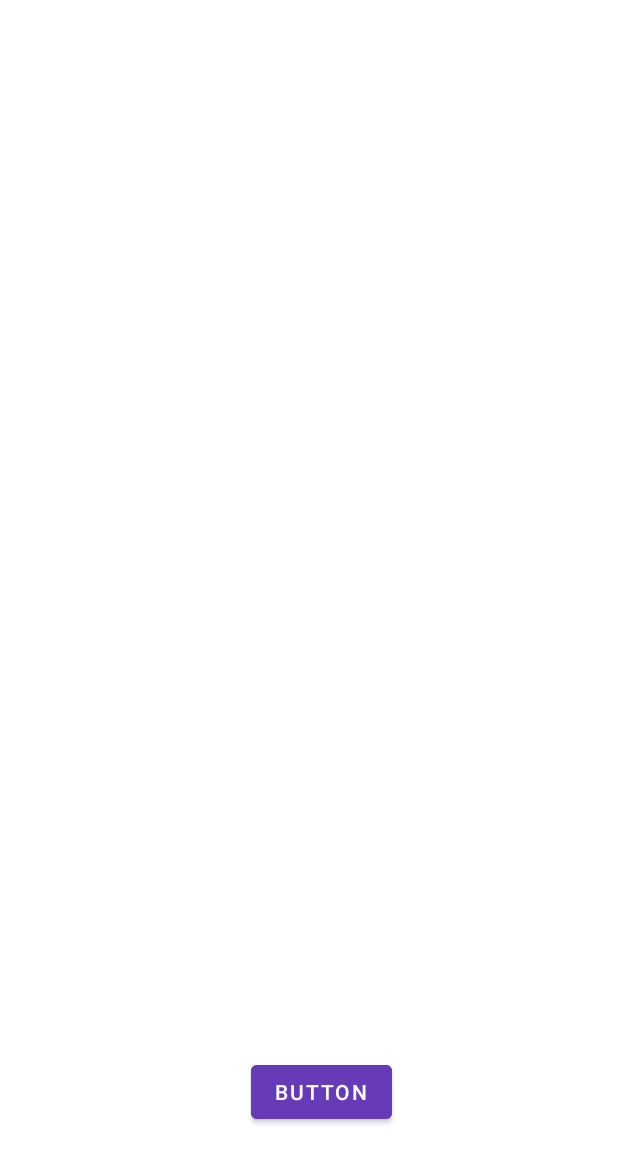
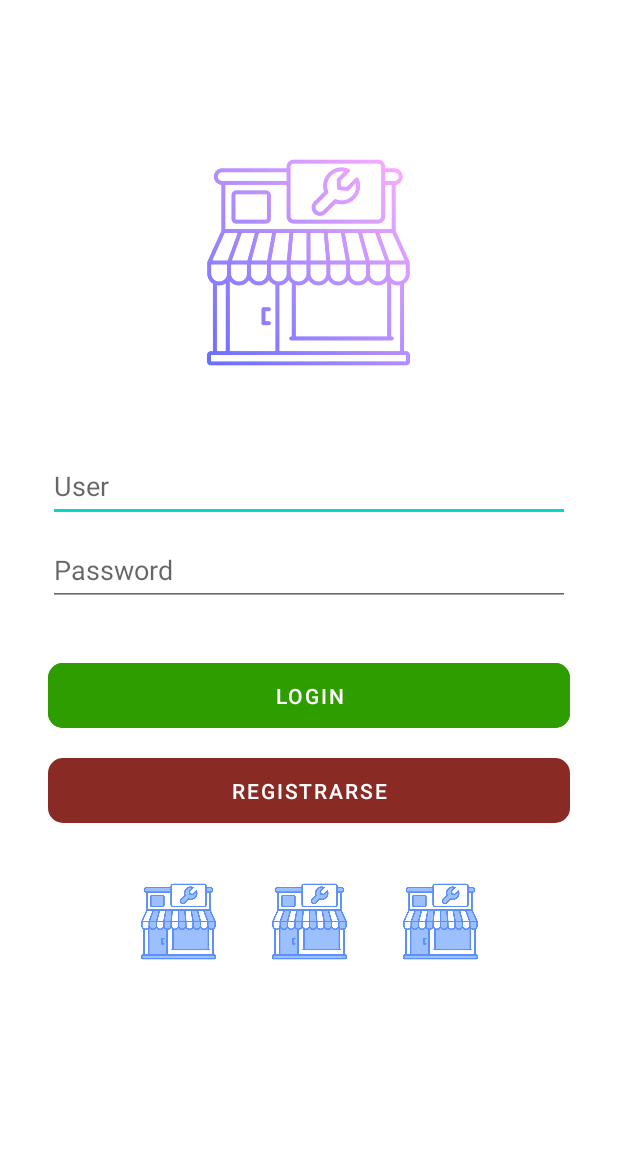
Before and after one commit to Juniors17904/Ferreteria, an Android app: the LoginActivity screen opened directly, with no data from a screen before it, on a phone screen of 412 x 824 dp. Shown: the top 1163 px of the screen. Run offline under Robolectric (Android 15) with nearby library versions, the phone set to English and light mode, and no system bars.

Commit message:
vista login

```diff
--- a/app/src/main/java/com/example/ferreteria/MenuActivity.java
+++ b/app/src/main/java/com/example/ferreteria/MenuActivity.java
@@ -6,7 +6,6 @@ import android.util.Log;
 import android.view.Menu;
 import android.view.MenuItem;
 import android.view.View;
-import android.widget.Button;
 
 import androidx.appcompat.app.AppCompatActivity;
 import androidx.navigation.NavController;
@@ -16,6 +15,7 @@ import androidx.navigation.ui.NavigationUI;
 import androidx.drawerlayout.widget.DrawerLayout;
 
 import com.example.ferreteria.databinding.ActivityMenuBinding;
+import com.example.ferreteria.login.LoginActivity;
 
 public class MenuActivity extends AppCompatActivity {
 
--- a/app/src/main/java/com/example/ferreteria/login/IniciarSesionActivity.java
+++ b/app/src/main/java/com/example/ferreteria/login/IniciarSesionActivity.java
@@ -10,13 +10,13 @@ import androidx.core.view.WindowInsetsCompat;
 
 import com.example.ferreteria.R;
 
-public class LogearseActivity extends AppCompatActivity {
+public class IniciarSesionActivity extends AppCompatActivity {
 
     @Override
     protected void onCreate(Bundle savedInstanceState) {
         super.onCreate(savedInstanceState);
         EdgeToEdge.enable(this);
-        setContentView(R.layout.activity_logearse);
+        setContentView(R.layout.activity_iniciarsesion);
         ViewCompat.setOnApplyWindowInsetsListener(findViewById(R.id.main), (v, insets) -> {
             Insets systemBars = insets.getInsets(WindowInsetsCompat.Type.systemBars());
             v.setPadding(systemBars.left, systemBars.top, systemBars.right, systemBars.bottom);
--- a/app/src/main/java/com/example/ferreteria/login/LoginActivity.java
+++ b/app/src/main/java/com/example/ferreteria/login/LoginActivity.java
@@ -1,11 +1,24 @@
-package com.example.ferreteria;
+package com.example.ferreteria.login;
 
+import android.content.Intent;
+import android.os.Build;
 import android.os.Bundle;
+import android.util.Log;
+import android.view.View;
+import android.widget.Button;
+import android.widget.EditText;
 
 import androidx.activity.EdgeToEdge;
 import androidx.appcompat.app.AppCompatActivity;
+import androidx.core.content.ContextCompat;
+
+import com.example.ferreteria.R;
 
 public class LoginActivity extends AppCompatActivity {
+private EditText etxUsuario, etxContraseña;
+private Button btnRegistrarse, btnLogin;
+private String TAG = "----LOGIN";
+
 
     @Override
     protected void onCreate(Bundle savedInstanceState) {
@@ -13,6 +26,39 @@ public class LoginActivity extends AppCompatActivity {
         EdgeToEdge.enable(this);
         setContentView(R.layout.activity_login);
 
+        configurarControles();
+        cambiarColorBarraEstado();
+
+
+
 
     }
+
+
+
+    private void configurarControles() {
+    etxContraseña = findViewById(R.id.etxContrasena);
+    etxUsuario=findViewById(R.id.etxUsuario);
+    btnRegistrarse=findViewById(R.id.btnRegistrarse);
+    btnLogin=findViewById(R.id.btnLogin);
+    }
+
+    public void registrarse(View v) {
+        Log.i(TAG, "Registrar clickeado");
+        Intent intent = new Intent(LoginActivity.this, RegistrarseActivity.class);
+        startActivity(intent);
+    }
+
+    public void IniciarSesion(View v) {
+        Log.i(TAG, "Login clickeado");
+        Intent intent = new Intent(LoginActivity.this, IniciarSesionActivity.class);
+        startActivity(intent);
+    }
+
+    private void cambiarColorBarraEstado() {
+        if (Build.VERSION.SDK_INT >= Build.VERSION_CODES.M) {
+            getWindow().setStatusBarColor(ContextCompat.getColor(this, R.color.colorPrimary));
+        }
+    }
+
 }
--- a/app/src/main/res/drawable/btn.xml
+++ b/app/src/main/res/drawable/btn.xml
@@ -1,5 +1,6 @@
 <?xml version="1.0" encoding="utf-8"?>
 <shape xmlns:android="http://schemas.android.com/apk/res/android">
 
-<corners android:radius="20dp"/>
+    <corners android:radius="20dp"/>
+
 </shape>
--- a/app/src/main/res/drawable/btn_rounded.xml
+++ b/app/src/main/res/drawable/btn_rounded.xml
@@ -1,7 +1,9 @@
 <?xml version="1.0" encoding="utf-8"?>
 <shape xmlns:android="http://schemas.android.com/apk/res/android">
     <corners android:radius="16dp"/>
-    <solid android:color="@color/Primari"/>
+
+    <stroke android:width="2dp"
+        android:color="@color/colorPrimary"/>
 
 
 </shape>
--- a/app/src/main/res/layout/activity_iniciarsesion.xml
+++ b/app/src/main/res/layout/activity_iniciarsesion.xml
@@ -5,6 +5,6 @@
     android:id="@+id/main"
     android:layout_width="match_parent"
     android:layout_height="match_parent"
-    tools:context=".login.LogearseActivity">
+    tools:context=".login.IniciarSesionActivity">
 
 </androidx.constraintlayout.widget.ConstraintLayout>
--- a/app/src/main/res/layout/activity_login.xml
+++ b/app/src/main/res/layout/activity_login.xml
@@ -5,20 +5,116 @@
     android:id="@+id/main"
     android:layout_width="match_parent"
     android:layout_height="match_parent"
-    tools:context=".LoginActivity">
+    tools:context=".login.LoginActivity">
+
+    <ImageButton
+        android:id="@+id/imageButton3"
+        android:layout_width="55dp"
+        android:layout_height="55dp"
+        android:layout_marginStart="32dp"
+        android:layout_marginTop="32dp"
+        android:background="@drawable/btn"
+        android:contentDescription="imagen"
+        android:scaleType="centerCrop"
+        app:layout_constraintStart_toEndOf="@+id/imageButton2"
+        app:layout_constraintTop_toBottomOf="@+id/btnRegistrarse"
+        app:srcCompat="@drawable/img" />
+
+
+    <ImageButton
+        android:id="@+id/imageButton2"
+        android:layout_width="55dp"
+        android:layout_height="55dp"
+        android:layout_marginTop="32dp"
+        android:background="@drawable/btn"
+        android:contentDescription="imagen"
+        android:scaleType="centerCrop"
+        app:layout_constraintEnd_toEndOf="parent"
+        app:layout_constraintStart_toStartOf="parent"
+        app:layout_constraintTop_toBottomOf="@+id/btnRegistrarse"
+        app:srcCompat="@drawable/img" />
+
+    <ImageView
+        android:id="@+id/imageView"
+        android:layout_width="150dp"
+        android:layout_height="150dp"
+        android:layout_marginTop="100dp"
+        android:src="@drawable/img_1"
+        app:layout_constraintEnd_toEndOf="parent"
+        app:layout_constraintHorizontal_bias="0.498"
+        app:layout_constraintStart_toStartOf="parent"
+        app:layout_constraintTop_toTopOf="parent" />
+
+    <EditText
+        android:id="@+id/etxUsuario"
+        android:layout_width="0dp"
+        android:layout_height="48dp"
+        android:layout_marginStart="32dp"
+        android:layout_marginTop="50dp"
+        android:layout_marginEnd="32dp"
+        android:ems="10"
+        android:hint="User"
+        android:inputType="text"
+        app:layout_constraintEnd_toEndOf="parent"
+        app:layout_constraintStart_toStartOf="parent"
+        app:layout_constraintTop_toBottomOf="@+id/imageView" />
+
+    <EditText
+        android:id="@+id/etxContrasena"
+        android:layout_width="0dp"
+        android:layout_height="48dp"
+        android:layout_marginStart="32dp"
+        android:layout_marginTop="8dp"
+        android:layout_marginEnd="32dp"
+        android:ems="10"
+        android:hint="Password"
+        android:inputType="textPassword"
+        app:layout_constraintEnd_toEndOf="parent"
+        app:layout_constraintStart_toStartOf="parent"
+        app:layout_constraintTop_toBottomOf="@+id/etxUsuario" />
 
     <Button
-        android:id="@+id/button"
-        android:layout_width="wrap_content"
-        android:layout_height="wrap_content"
-        android:layout_marginStart="167dp"
-        android:layout_marginEnd="150dp"
-        android:layout_marginBottom="72dp"
-        android:backgroundTint="#673AB7"
-        android:text="Button"
-        app:layout_constraintBottom_toBottomOf="parent"
+        android:id="@+id/btnLogin"
+        android:layout_width="0dp"
+        android:layout_height="55dp"
+        android:layout_marginStart="32dp"
+        android:layout_marginTop="32dp"
+        android:layout_marginEnd="32dp"
+        android:backgroundTint="#2E9D00"
+        android:onClick="IniciarSesion"
+        android:text="Login"
+        app:cornerRadius="10dp"
         app:layout_constraintEnd_toEndOf="parent"
-        app:layout_constraintHorizontal_bias="0.0"
-        app:layout_constraintStart_toStartOf="parent" />
+        app:layout_constraintStart_toStartOf="parent"
+        app:layout_constraintTop_toBottomOf="@+id/etxContrasena" />
+
+    <Button
+        android:id="@+id/btnRegistrarse"
+        android:layout_width="0dp"
+        android:layout_height="55dp"
+        android:layout_marginStart="32dp"
+        android:layout_marginTop="8dp"
+        android:layout_marginEnd="32dp"
+        android:onClick="registrarse"
+        android:text="Registrarse"
+        app:cornerRadius="10dp"
+        app:layout_constraintEnd_toEndOf="parent"
+        app:layout_constraintStart_toStartOf="parent"
+        app:layout_constraintTop_toBottomOf="@+id/btnLogin" />
+
+
+    <ImageButton
+        android:id="@+id/imageButton"
+        android:layout_width="55dp"
+        android:layout_height="55dp"
+        android:layout_marginTop="32dp"
+        android:layout_marginEnd="32dp"
+        android:background="@drawable/btn"
+        android:contentDescription="Imgen"
+        android:scaleType="centerCrop"
+        app:layout_constraintEnd_toStartOf="@+id/imageButton2"
+        app:layout_constraintTop_toBottomOf="@+id/btnRegistrarse"
+        app:srcCompat="@drawable/img" />
+
 
 </androidx.constraintlayout.widget.ConstraintLayout>
--- a/app/src/main/res/layout/item_categoria.xml
+++ b/app/src/main/res/layout/item_categoria.xml
@@ -28,6 +28,7 @@
         android:layout_height="wrap_content"
         android:layout_marginStart="5dp"
         android:text="Nombre"
+        android:textColor="@color/ColorText1"
         android:textSize="20sp"
         android:textStyle="bold"
         app:layout_constraintEnd_toEndOf="parent"
@@ -40,6 +41,7 @@
         android:layout_height="wrap_content"
         android:layout_marginStart="5dp"
         android:text="Descripción"
+        android:textColor="@color/ColorText2"
         app:layout_constraintEnd_toEndOf="parent"
         app:layout_constraintStart_toEndOf="@+id/imagenOf"
         app:layout_constraintTop_toBottomOf="@+id/marcaOf" />
--- a/app/src/main/res/layout/item_oferta.xml
+++ b/app/src/main/res/layout/item_oferta.xml
@@ -21,6 +21,7 @@
         android:layout_marginStart="5dp"
         android:paddingStart="5dp"
         android:text="Marca"
+        android:textColor="@color/ColorText1"
         android:textSize="20sp"
         android:textStyle="bold"
         app:layout_constraintEnd_toEndOf="parent"
@@ -34,6 +35,7 @@
         android:layout_marginStart="5dp"
         android:paddingStart="5dp"
         android:text="Descripción"
+        android:textColor="@color/ColorText2"
         app:layout_constraintEnd_toEndOf="parent"
         app:layout_constraintStart_toEndOf="@+id/imagenOf"
         app:layout_constraintTop_toBottomOf="@+id/marcaOf" />
@@ -45,6 +47,7 @@
         android:layout_marginStart="5dp"
         android:paddingStart="5dp"
         android:text="Precio"
+        android:textColor="@color/ColorText2"
         app:layout_constraintEnd_toEndOf="parent"
         app:layout_constraintStart_toEndOf="@+id/imagenOf"
         app:layout_constraintTop_toBottomOf="@+id/descripcionOf" />
@@ -56,6 +59,7 @@
         android:layout_marginStart="5dp"
         android:paddingStart="5dp"
         android:text="Descuento"
+        android:textColor="@color/ColorText1"
         android:textSize="16sp"
         android:textStyle="bold"
         app:layout_constraintEnd_toEndOf="parent"
@@ -69,6 +73,7 @@
         android:layout_marginStart="5dp"
         android:paddingStart="5dp"
         android:text="Precio Con Descuento"
+        android:textColor="@color/ColorText2"
         app:layout_constraintEnd_toEndOf="parent"
         app:layout_constraintStart_toEndOf="@+id/imagenOf"
         app:layout_constraintTop_toBottomOf="@+id/descuentoOf" />
@@ -80,6 +85,7 @@
         android:layout_marginStart="5dp"
         android:paddingStart="5dp"
         android:text="Fecha Inicio"
+        android:textColor="@color/ColorText2"
         app:layout_constraintEnd_toEndOf="parent"
         app:layout_constraintStart_toEndOf="@+id/imagenOf"
         app:layout_constraintTop_toBottomOf="@+id/precioDescuentoOf" />
@@ -91,6 +97,7 @@
         android:layout_marginStart="5dp"
         android:paddingStart="5dp"
         android:text="Fecha fin"
+        android:textColor="@color/ColorText2"
         app:layout_constraintEnd_toEndOf="parent"
         app:layout_constraintStart_toEndOf="@+id/imagenOf"
         app:layout_constraintTop_toBottomOf="@+id/fechaInicioOferta" />
--- a/app/src/main/res/layout/item_producto.xml
+++ b/app/src/main/res/layout/item_producto.xml
@@ -20,6 +20,7 @@
         android:layout_height="wrap_content"
         android:layout_marginStart="5dp"
         android:text="Marca"
+        android:textColor="@color/ColorText1"
         android:textSize="16sp"
         app:layout_constraintEnd_toStartOf="@+id/btnAgregarCarrito"
         app:layout_constraintStart_toEndOf="@+id/ivImagen"
@@ -31,6 +32,7 @@
         android:layout_height="wrap_content"
         android:layout_marginStart="5dp"
         android:text="Descripción"
+        android:textColor="@color/ColorText2"
         android:textSize="14sp"
         app:layout_constraintEnd_toStartOf="@+id/btnAgregarCarrito"
         app:layout_constraintStart_toEndOf="@+id/ivImagen"
@@ -42,6 +44,7 @@
         android:layout_height="wrap_content"
         android:layout_marginStart="5dp"
         android:text="S./ 0.00"
+        android:textColor="@color/ColorText2"
         android:textSize="16sp"
         app:layout_constraintEnd_toStartOf="@+id/btnAgregarCarrito"
         app:layout_constraintStart_toEndOf="@+id/ivImagen"
--- a/app/src/main/res/layout/nav_header_menu.xml
+++ b/app/src/main/res/layout/nav_header_menu.xml
@@ -38,7 +38,7 @@
         android:textAlignment="center"
         android:textAppearance="@style/TextAppearance.AppCompat.Body1"
         android:textColor="#000000"
-        android:textSize="34sp"
+        android:textSize="30dp"
         android:textStyle="bold"
         app:layout_constraintBottom_toTopOf="@+id/textView"
         app:layout_constraintEnd_toEndOf="parent"
--- a/app/src/main/res/values/colors.xml
+++ b/app/src/main/res/values/colors.xml
@@ -6,6 +6,8 @@
         <color name="colorAccent">#03DAC5</color>
         <color name="colorNoch">#020202</color>
         <color name="CustomButtonStyle">#FFEB3B</color>
+        <color name="ColorText1">#333131</color>
+        <color name="ColorText2">#6B5B5B</color>
 
 
 </resources>
```
Also changed, not shown: app/src/main/AndroidManifest.xml (+13 -6 lines), 38 other files.
